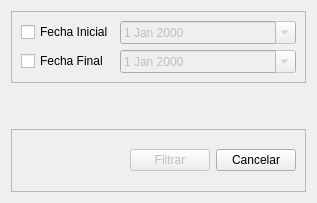
First picture: the form in view/ui/sale_filter.ui, repository R0land013/blue-pos, before the edit.
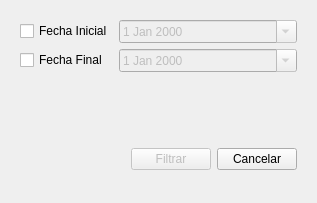
Second picture: the form after the edit.

Commit message:
Style: Se eliminaron los bordes de los frames de la app
	Los bordes se mostraban en Gnome, pero en windows no se mostraban.

The edit to the form file:
```diff
--- a/view/ui/sale_filter.ui
+++ b/view/ui/sale_filter.ui
@@ -17,7 +17,7 @@
    <item>
     <widget class="QFrame" name="frame">
      <property name="frameShape">
-      <enum>QFrame::StyledPanel</enum>
+      <enum>QFrame::NoFrame</enum>
      </property>
      <property name="frameShadow">
       <enum>QFrame::Raised</enum>
@@ -85,7 +85,7 @@
    <item>
     <widget class="QFrame" name="frame_2">
      <property name="frameShape">
-      <enum>QFrame::StyledPanel</enum>
+      <enum>QFrame::NoFrame</enum>
      </property>
      <property name="frameShadow">
       <enum>QFrame::Raised</enum>
```
The commit also changes 20 other files.
